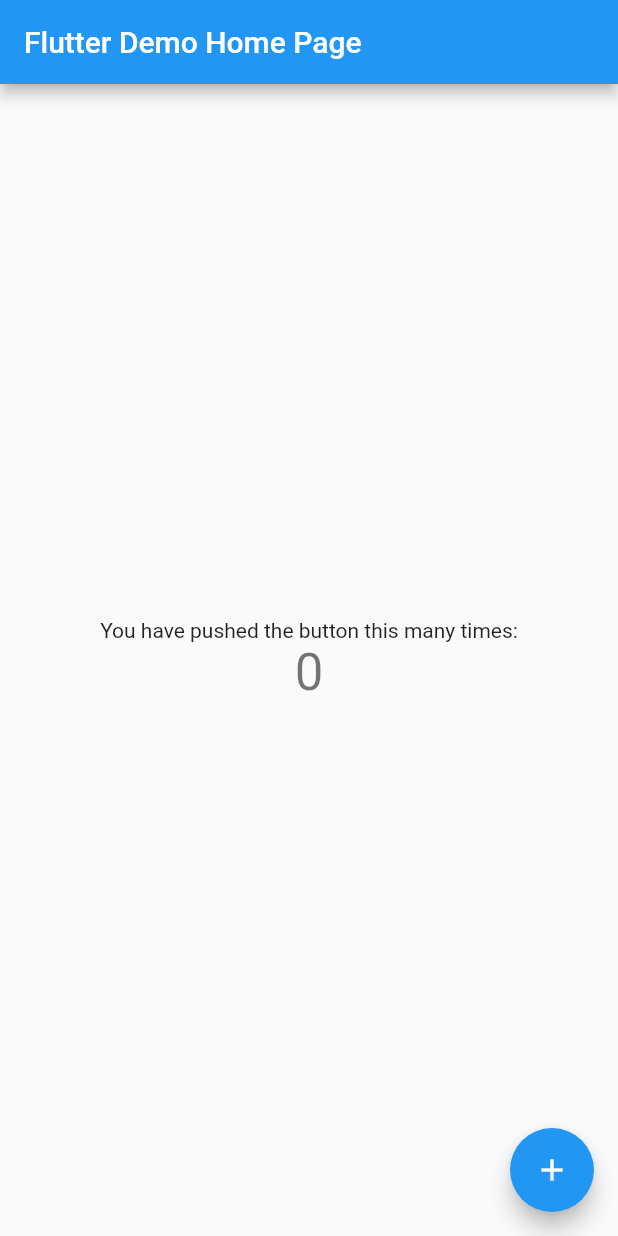
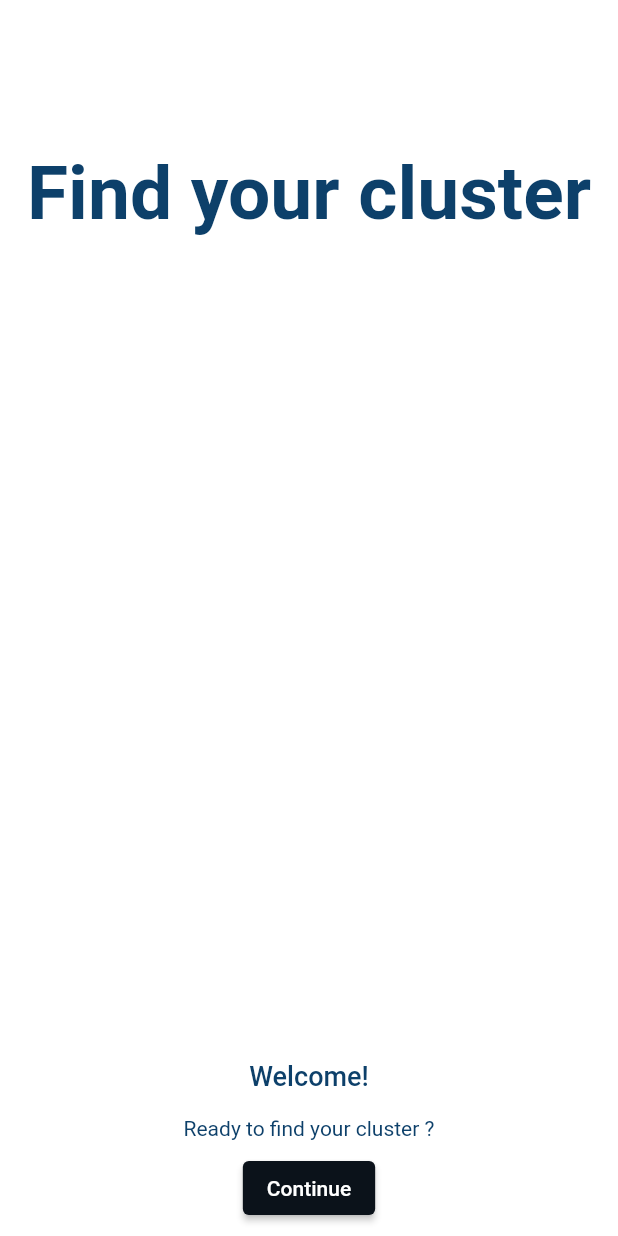
Before and after one commit to OpenLake/Find-your-Cluster, a Flutter app: the screen it shows after launch, on a phone screen of 412 x 824 dp. Run offline on Flutter 3.47's test engine with Material 2 defaults, Android fonts, the phone set to English and light mode, and no system bars; our stand-ins replace firebase_analytics, firebase_core; accounts and stored records are empty; Roboto replaces fonts that are missing (Satoshi).

Commit message:
New: Screen, routing logic and Widgets

```diff
--- a/frontend/lib/constants/routing_constants.dart
+++ b/frontend/lib/constants/routing_constants.dart
@@ -0,0 +1,6 @@
+const welcomeScreenRoute = "/";
+const myFriendsRoute = "/myFriends";
+const suggestFriendsRoute = "/suggestFriends";
+const appPurposeRoute = "/appPurpose";
+const userPreferencesRoute = "/userPreferences";
+const onBoardingRoute = "/onBoarding";
--- a/frontend/lib/main.dart
+++ b/frontend/lib/main.dart
@@ -1,115 +1,49 @@
+import 'package:find_your_cluster/constants/routing_constants.dart';
+import 'package:firebase_analytics/firebase_analytics.dart';
+import 'package:firebase_core/firebase_core.dart';
 import 'package:flutter/material.dart';
 
-void main() {
-  runApp(const MyApp());
+import 'services/router.dart' as router;
+
+GlobalKey<NavigatorState> navigatorKey = GlobalKey<NavigatorState>();
+
+void main() async {
+  WidgetsFlutterBinding.ensureInitialized();
+  await Firebase.initializeApp();
+  runApp(MyApp());
 }
 
 class MyApp extends StatelessWidget {
-  const MyApp({super.key});
-
+  MyApp({super.key});
+  static final FirebaseAnalytics _analytics = FirebaseAnalytics.instance;
+  final FirebaseAnalyticsObserver observer =
+      FirebaseAnalyticsObserver(analytics: _analytics);
   // This widget is the root of your application.
   @override
   Widget build(BuildContext context) {
     return MaterialApp(
-      title: 'Flutter Demo',
+      onGenerateRoute: router.generateRoute,
+      initialRoute: welcomeScreenRoute,
+      title: 'Find your cluster',
+      debugShowCheckedModeBanner: false,
       theme: ThemeData(
-        // This is the theme of your application.
-        //
-        // Try running your application with "flutter run". You'll see the
-        // application has a blue toolbar. Then, without quitting the app, try
-        // changing the primarySwatch below to Colors.green and then invoke
-        // "hot reload" (press "r" in the console where you ran "flutter run",
-        // or simply save your changes to "hot reload" in a Flutter IDE).
-        // Notice that the counter didn't reset back to zero; the application
-        // is not restarted.
-        primarySwatch: Colors.blue,
+        primarySwatch: const MaterialColor(0xff0B121A, <int, Color>{
+          50: Color(0xffe2e8ed), //10%
+          100: Color(0xffb6c6d2), //20%
+          200: Color(0xff86a0b5), //30%
+          300: Color(0xff567997), //40%
+          400: Color(0xff315d80), //50%
+          500: Color(0xff0d406a), //60%
+          600: Color(0xff0b3a62), //70%
+          700: Color(0xff093257), //80%
+          800: Color(0xff072a4d), //90%
+          900: Color(0xff031c3c), //100%
+        }),
+        scaffoldBackgroundColor: Colors.white,
+        fontFamily: 'Satoshi',
       ),
-      home: const MyHomePage(title: 'Flutter Demo Home Page'),
+      navigatorKey: navigatorKey,
+      navigatorObservers: <NavigatorObserver>[observer],
     );
   }
 }
-
-class MyHomePage extends StatefulWidget {
-  const MyHomePage({super.key, required this.title});
-
-  // This widget is the home page of your application. It is stateful, meaning
-  // that it has a State object (defined below) that contains fields that affect
-  // how it looks.
-
-  // This class is the configuration for the state. It holds the values (in this
-  // case the title) provided by the parent (in this case the App widget) and
-  // used by the build method of the State. Fields in a Widget subclass are
-  // always marked "final".
-
-  final String title;
-
-  @override
-  State<MyHomePage> createState() => _MyHomePageState();
-}
-
-class _MyHomePageState extends State<MyHomePage> {
-  int _counter = 0;
-
-  void _incrementCounter() {
-    setState(() {
-      // This call to setState tells the Flutter framework that something has
-      // changed in this State, which causes it to rerun the build method below
-      // so that the display can reflect the updated values. If we changed
-      // _counter without calling setState(), then the build method would not be
-      // called again, and so nothing would appear to happen.
-      _counter++;
-    });
-  }
-
-  @override
-  Widget build(BuildContext context) {
-    // This method is rerun every time setState is called, for instance as done
-    // by the _incrementCounter method above.
-    //
-    // The Flutter framework has been optimized to make rerunning build methods
-    // fast, so that you can just rebuild anything that needs updating rather
-    // than having to individually change instances of widgets.
-    return Scaffold(
-      appBar: AppBar(
-        // Here we take the value from the MyHomePage object that was created by
-        // the App.build method, and use it to set our appbar title.
-        title: Text(widget.title),
-      ),
-      body: Center(
-        // Center is a layout widget. It takes a single child and positions it
-        // in the middle of the parent.
-        child: Column(
-          // Column is also a layout widget. It takes a list of children and
-          // arranges them vertically. By default, it sizes itself to fit its
-          // children horizontally, and tries to be as tall as its parent.
-          //
-          // Invoke "debug painting" (press "p" in the console, choose the
-          // "Toggle Debug Paint" action from the Flutter Inspector in Android
-          // Studio, or the "Toggle Debug Paint" command in Visual Studio Code)
-          // to see the wireframe for each widget.
-          //
-          // Column has various properties to control how it sizes itself and
-          // how it positions its children. Here we use mainAxisAlignment to
-          // center the children vertically; the main axis here is the vertical
-          // axis because Columns are vertical (the cross axis would be
-          // horizontal).
-          mainAxisAlignment: MainAxisAlignment.center,
-          children: <Widget>[
-            const Text(
-              'You have pushed the button this many times:',
-            ),
-            Text(
-              '$_counter',
-              style: Theme.of(context).textTheme.headline4,
-            ),
-          ],
-        ),
-      ),
-      floatingActionButton: FloatingActionButton(
-        onPressed: _incrementCounter,
-        tooltip: 'Increment',
-        child: const Icon(Icons.add),
-      ), // This trailing comma makes auto-formatting nicer for build methods.
-    );
-  }
-}
--- a/frontend/lib/screens/welcome.dart
+++ b/frontend/lib/screens/welcome.dart
@@ -0,0 +1,58 @@
+import 'package:find_your_cluster/constants/routing_constants.dart';
+import 'package:find_your_cluster/styles/text_style.dart';
+import 'package:flutter/material.dart';
+
+class WelcomeScreen extends StatelessWidget {
+  const WelcomeScreen({super.key});
+
+  @override
+  Widget build(BuildContext context) {
+    return Scaffold(
+      body: Center(
+        child: Column(
+          mainAxisAlignment: MainAxisAlignment.spaceBetween,
+          children: [
+            Container(
+              margin: const EdgeInsets.only(top: 100),
+              child: Text(
+                'Find your cluster',
+                textAlign: TextAlign.center,
+                style: headingStyle(fontSize: 50),
+              ),
+            ),
+            Padding(
+              padding: const EdgeInsets.all(8.0),
+              child: Column(
+                children: [
+                  Padding(
+                    padding: const EdgeInsets.all(8.0),
+                    child: Text(
+                      'Welcome!',
+                      style: subHeadingStyle(),
+                    ),
+                  ),
+                  Padding(
+                    padding: const EdgeInsets.all(8.0),
+                    child: Text(
+                      'Ready to find your cluster ?',
+                      style: bodyStyle(),
+                    ),
+                  ),
+                  ElevatedButton(
+                    onPressed: () {
+                      Navigator.of(context).pushNamed(onBoardingRoute);
+                    },
+                    child: Text(
+                      'Continue',
+                      style: buttonTextStyle(),
+                    ),
+                  ),
+                ],
+              ),
+            )
+          ],
+        ),
+      ),
+    );
+  }
+}
--- a/frontend/lib/services/router.dart
+++ b/frontend/lib/services/router.dart
@@ -0,0 +1,18 @@
+import 'package:find_your_cluster/constants/routing_constants.dart';
+import 'package:find_your_cluster/screens/onboard_user.dart';
+import 'package:find_your_cluster/screens/user_preferences.dart';
+import 'package:find_your_cluster/screens/welcome.dart';
+import 'package:flutter/material.dart';
+
+Route<dynamic> generateRoute(RouteSettings settings) {
+  switch (settings.name) {
+    case welcomeScreenRoute:
+      return MaterialPageRoute(builder: (context) => const WelcomeScreen());
+    case onBoardingRoute:
+      return MaterialPageRoute(builder: (context) => const OnboardUser());
+    case userPreferencesRoute:
+      return MaterialPageRoute(builder: (context) => const UserPreferences());
+    default:
+      return MaterialPageRoute(builder: (context) => const WelcomeScreen());
+  }
+}
--- a/frontend/lib/styles/text_style.dart
+++ b/frontend/lib/styles/text_style.dart
@@ -0,0 +1,37 @@
+import 'package:flutter/material.dart';
+
+headingStyle({double fontSize = 36, Color color = const Color(0xff0d406a)}) {
+  var style = TextStyle(
+    fontSize: fontSize,
+    color: color,
+    fontWeight: FontWeight.w700,
+  );
+  return style;
+}
+
+subHeadingStyle({double fontSize = 18, Color color = const Color(0xff0d406a)}) {
+  var style = TextStyle(
+    fontSize: fontSize,
+    color: color,
+    fontWeight: FontWeight.w500,
+  );
+  return style;
+}
+
+bodyStyle({double fontSize = 14, Color color = const Color(0xff0d406a)}) {
+  var style = TextStyle(
+    fontSize: fontSize,
+    color: color,
+    fontWeight: FontWeight.w400,
+  );
+  return style;
+}
+
+buttonTextStyle({double fontSize = 14, Color color = Colors.white}) {
+  var style = TextStyle(
+    fontSize: fontSize,
+    color: color,
+    fontWeight: FontWeight.w500,
+  );
+  return style;
+}
--- a/frontend/pubspec.yaml
+++ b/frontend/pubspec.yaml
@@ -36,6 +36,8 @@
   # The following adds the Cupertino Icons font to your application.
   # Use with the CupertinoIcons class for iOS style icons.
   cupertino_icons: ^1.0.2
+  firebase_core: ^2.4.1
+  firebase_analytics: ^10.1.0
 
 dev_dependencies:
   flutter_test:
```
Also changed, not shown: frontend/lib/screens/onboard_user.dart (+74 -0 lines), frontend/lib/screens/user_preferences.dart (+18 -0 lines), frontend/lib/styles/text_field_decorator.dart (+25 -0 lines), frontend/lib/widgets/text_field_with_labels.dart (+30 -0 lines), frontend/pubspec.lock, 9 other files.
